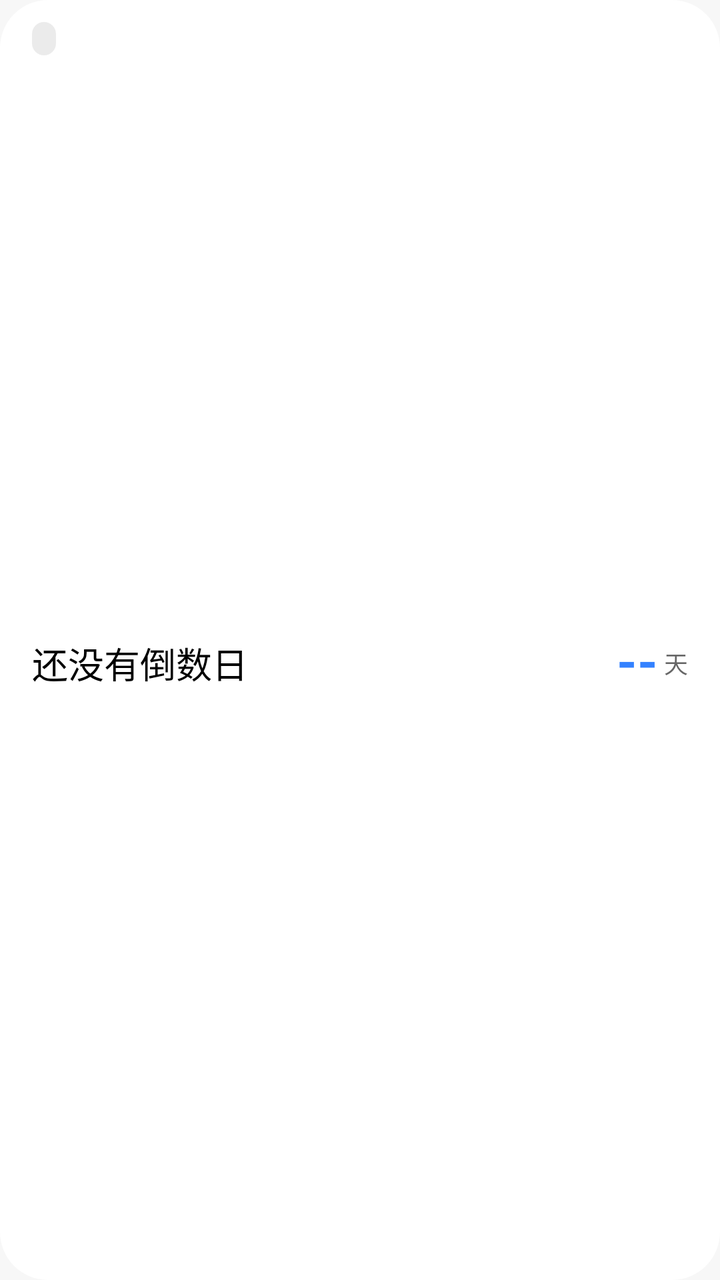
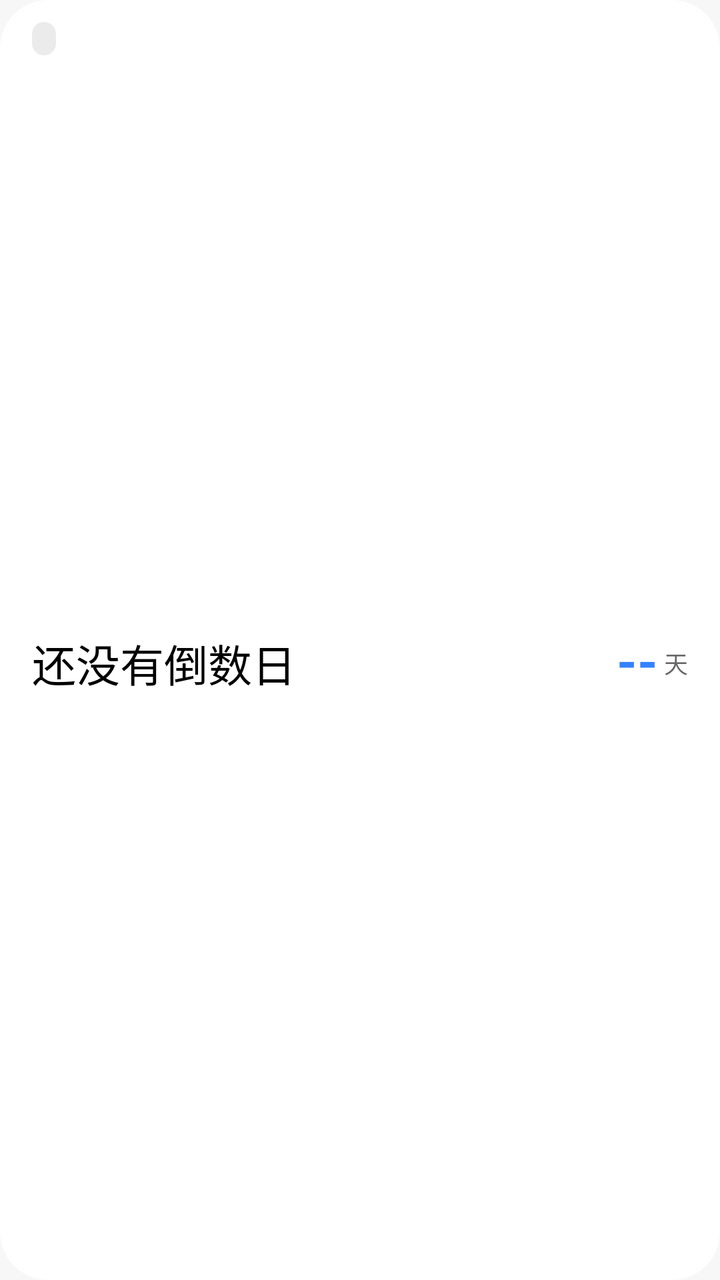

An Android layout rendered at two revisions. The XML below is the earlier revision; the diff shows what the commit changed to produce the second picture.
<!-- AndroidManifest.xml: application theme Theme.HyperMatter -->
<!-- res/layout/widget_minimal.xml -->
<?xml version="1.0" encoding="utf-8"?>
<LinearLayout xmlns:android="http://schemas.android.com/apk/res/android"
    android:id="@+id/widget_root"
    android:layout_width="match_parent"
    android:layout_height="match_parent"
    android:background="@drawable/widget_bg"
    android:orientation="vertical"
    android:paddingStart="16dp"
    android:paddingTop="10dp"
    android:paddingEnd="16dp"
    android:paddingBottom="10dp">

    <LinearLayout
        android:layout_width="match_parent"
        android:layout_height="wrap_content"
        android:gravity="center_vertical"
        android:orientation="horizontal">

        <TextView
            android:id="@+id/widget_tag"
            android:layout_width="wrap_content"
            android:layout_height="wrap_content"
            android:background="@drawable/widget_tag_bg"
            android:paddingStart="6dp"
            android:paddingTop="1dp"
            android:paddingEnd="6dp"
            android:paddingBottom="2dp"
            android:text=""
            android:textColor="@color/widget_text_secondary"
            android:textSize="10sp" />

        <TextView
            android:layout_width="0dp"
            android:layout_height="wrap_content"
            android:layout_weight="1"
            android:text="" />

        <TextView
            android:id="@+id/widget_today"
            android:layout_width="wrap_content"
            android:layout_height="wrap_content"
            android:ellipsize="end"
            android:maxLines="1"
            android:text=""
            android:textColor="@color/widget_text_secondary"
            android:textSize="10sp" />
    </LinearLayout>

    <LinearLayout
        android:layout_width="match_parent"
        android:layout_height="0dp"
        android:layout_marginTop="4dp"
        android:layout_weight="1"
        android:gravity="center_vertical"
        android:orientation="horizontal">

        <TextView
            android:id="@+id/widget_title"
            android:layout_width="0dp"
            android:layout_height="wrap_content"
            android:layout_marginEnd="8dp"
            android:layout_weight="1"
            android:ellipsize="end"
            android:fontFamily="sans-serif-medium"
            android:maxLines="1"
            android:text="@string/widget_empty_title"
            android:textColor="@color/widget_text_primary"
            android:textSize="18sp" />

        <TextView
            android:id="@+id/widget_days"
            android:layout_width="wrap_content"
            android:layout_height="wrap_content"
            android:fontFamily="sans-serif"
            android:includeFontPadding="false"
            android:text="--"
            android:textColor="@color/widget_accent"
            android:textSize="26sp"
            android:textStyle="bold" />

        <TextView
            android:id="@+id/widget_days_unit"
            android:layout_width="wrap_content"
            android:layout_height="wrap_content"
            android:layout_marginStart="3dp"
            android:includeFontPadding="false"
            android:text="天"
            android:textColor="@color/widget_text_secondary"
            android:textSize="12sp" />
    </LinearLayout>
</LinearLayout>
<!-- resources referenced by this layout -->
<resources>
  <color name="widget_accent">#FF3482FF</color>
  <color name="widget_text_primary">#FF000000</color>
  <color name="widget_text_secondary">#99000000</color>
  <!-- drawable widget_bg (drawable) -->
  <?xml version="1.0" encoding="utf-8"?>
  <shape xmlns:android="http://schemas.android.com/apk/res/android">
      <solid android:color="@color/widget_bg" />
      <corners android:radius="24dp" />
  </shape>
  <!-- drawable widget_tag_bg (drawable) -->
  <?xml version="1.0" encoding="utf-8"?>
  <shape xmlns:android="http://schemas.android.com/apk/res/android"
      android:shape="rectangle">
      <solid android:color="@color/widget_tag_bg" />
      <corners android:radius="10dp" />
  </shape>
  <string name="widget_empty_title">还没有倒数日</string>
  <style name="Theme.HyperMatter" parent="android:Theme.Material.NoActionBar">
          <item name="android:statusBarColor">@android:color/transparent</item>
          <item name="android:windowLightStatusBar">true</item>
          <item name="android:navigationBarColor">@android:color/transparent</item>
          
          <item name="android:windowBackground">#FFF7F7F7</item>
          <item name="android:windowSplashScreenBackground">#FFF7F7F7</item>
      </style>
  <color name="widget_bg">#FFFFFFFF</color>
  <color name="widget_tag_bg">#14000000</color>
</resources>

<!-- the commit's change to res/layout/widget_minimal.xml (unified diff, before → after) -->
@@ -65,7 +65,7 @@
             android:maxLines="1"
             android:text="@string/widget_empty_title"
             android:textColor="@color/widget_text_primary"
-            android:textSize="18sp" />
+            android:textSize="22sp" />
 
         <TextView
             android:id="@+id/widget_days"
